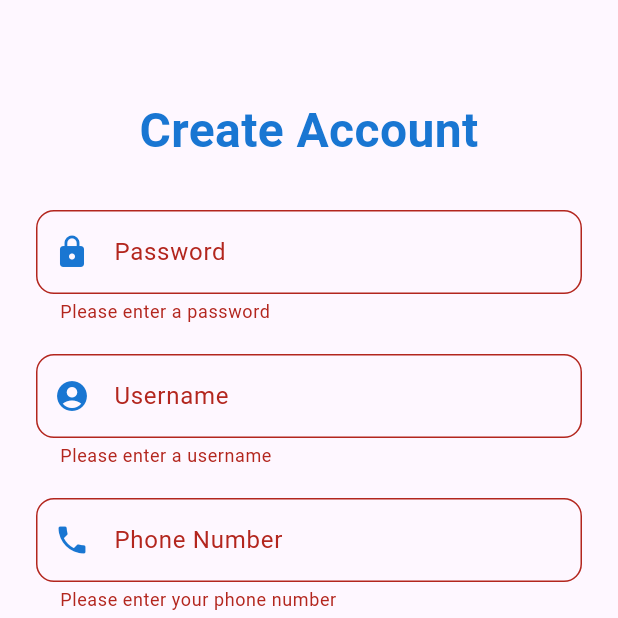
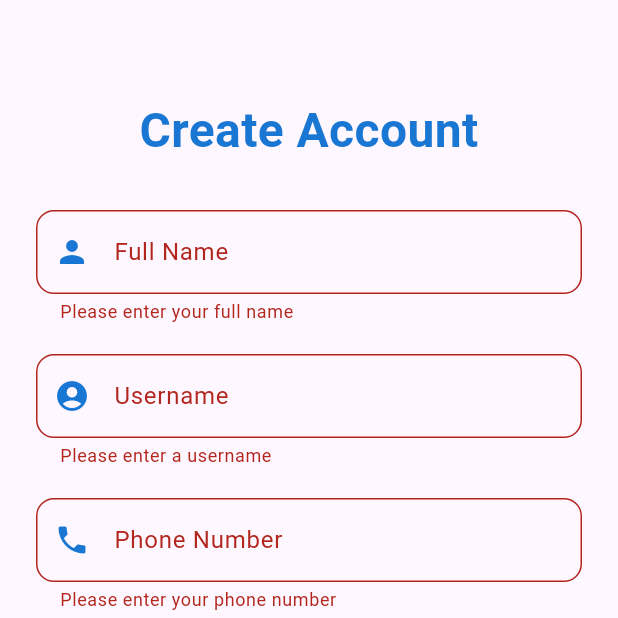
Before and after one commit to mzf11125/BNCCFlutterProject, a Flutter app: the SignUpScreen screen opened by its route, after a tap on "Sign Up", on a phone screen of 412 x 824 dp, the top half of it. Run offline on Flutter 3.47's test engine with Material 3 defaults, Android fonts, the phone set to English and light mode, and no system bars; our stand-ins replace cloud_firestore, firebase_auth, firebase_core; accounts and stored records are empty.

Commit message:
fix signup

```diff
--- a/ewalletapp2/lib/screens/signup_screen.dart
+++ b/ewalletapp2/lib/screens/signup_screen.dart
@@ -41,22 +41,18 @@ class _SignUpScreenState extends State<SignUpScreen> {
                   ),
                   SizedBox(height: 30),
                   _buildTextField(
-                    label: 'Password',
-                    icon: Icons.lock,
-                    obscureText: true,
+                    label: 'Full Name',
+                    icon: Icons.person,
                     validator: (value) {
                       if (value == null || value.isEmpty) {
-                        return 'Please enter a password';
+                        return 'Please enter your full name';
                       }
-                      if (value.length < 6) {
-                        return 'Password must be at least 6 characters long';
-                      }
-                      if (_password != _confirmPassword) {
-                        return 'Passwords do not match';
+                      if (value.length < 5) {
+                        return 'Full name must be at least 5 characters long';
                       }
                       return null;
                     },
-                    onSaved: (value) => _password = value!,
+                    onSaved: (value) => _fullName = value!,
                   ),
                   SizedBox(height: 20),
                   _buildTextField(
@@ -114,6 +110,7 @@ class _SignUpScreenState extends State<SignUpScreen> {
                       return null;
                     },
                     onSaved: (value) => _password = value!,
+                    onChanged: (value) => setState(() => _password = value),
                   ),
                   SizedBox(height: 20),
                   _buildTextField(
@@ -130,6 +127,8 @@ class _SignUpScreenState extends State<SignUpScreen> {
                       return null;
                     },
                     onSaved: (value) => _confirmPassword = value!,
+                    onChanged: (value) =>
+                        setState(() => _confirmPassword = value),
                   ),
                   SizedBox(height: 30),
                   ElevatedButton(
@@ -174,6 +173,7 @@ class _SignUpScreenState extends State<SignUpScreen> {
     bool obscureText = false,
     required String? Function(String?) validator,
     required void Function(String?) onSaved,
+    void Function(String)? onChanged,
   }) {
     return TextFormField(
       decoration: InputDecoration(
@@ -192,12 +192,19 @@ class _SignUpScreenState extends State<SignUpScreen> {
       obscureText: obscureText,
       validator: validator,
       onSaved: onSaved,
+      onChanged: onChanged,
     );
   }
 
   void _handleSignUp() async {
     if (_formKey.currentState!.validate()) {
       _formKey.currentState!.save();
+      if (_password != _confirmPassword) {
+        ScaffoldMessenger.of(context).showSnackBar(
+          SnackBar(content: Text('Passwords do not match')),
+        );
+        return;
+      }
       setState(() {
         _isLoading = true;
       });
```
